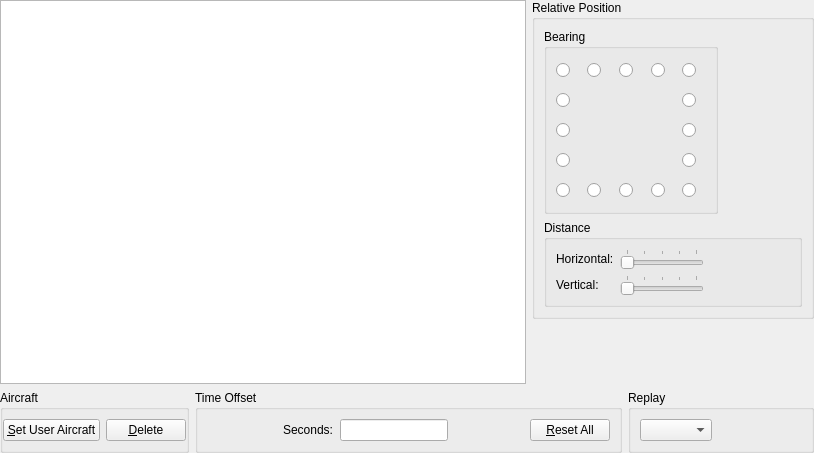
Qt form src/Module/src/Formation/FormationWidget.ui (till213/SkyDolly) before a commit.
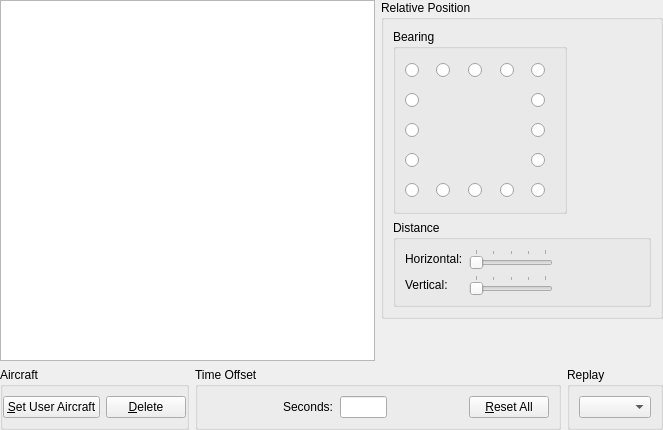
The same form after that commit. Icons and pictures are not drawn. Custom widgets are drawn as their Qt base class.

The edit to the form file:
```diff
--- a/src/Module/src/Formation/FormationWidget.ui
+++ b/src/Module/src/Formation/FormationWidget.ui
@@ -6,8 +6,8 @@
    <rect>
     <x>0</x>
     <y>0</y>
-    <width>814</width>
-    <height>453</height>
+    <width>663</width>
+    <height>430</height>
    </rect>
   </property>
   <property name="windowTitle">
```
Left out of the diff: 4 changed lines with no effect on the pictures.
